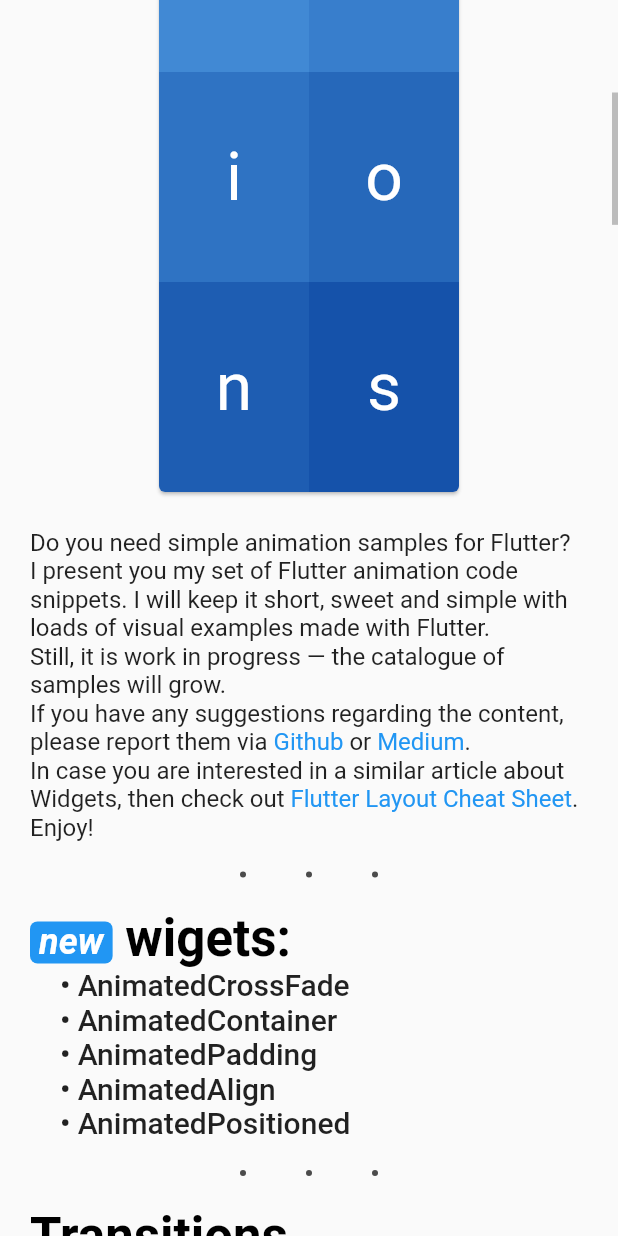
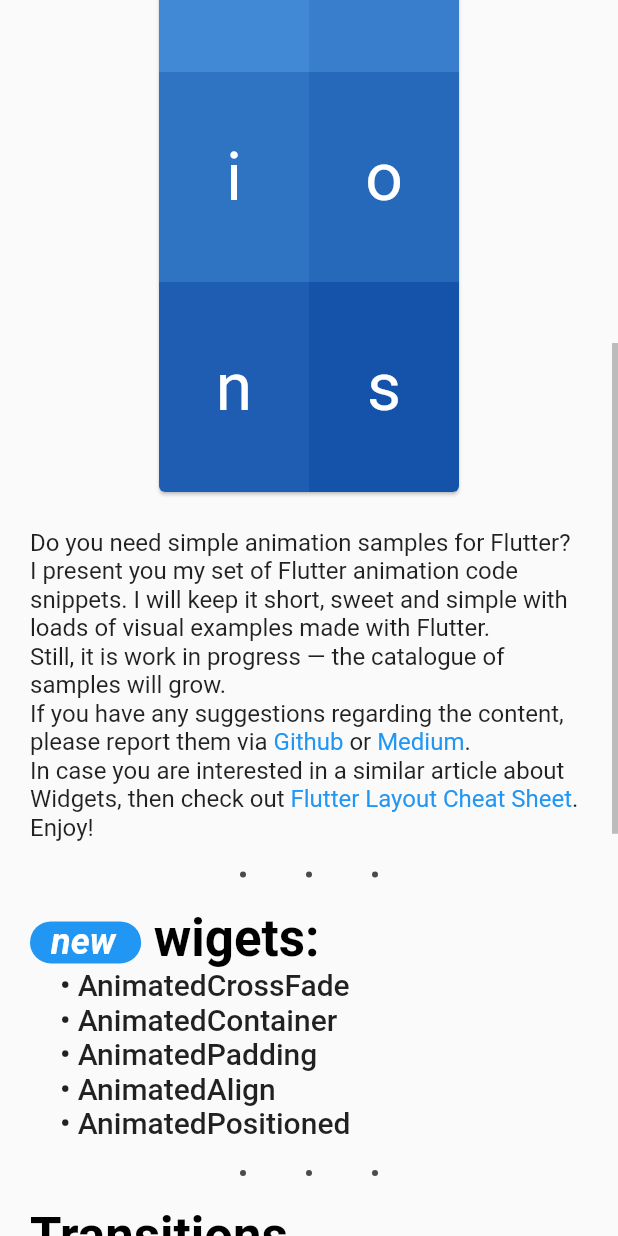
Before and after one commit to tomaszpolanski/flutter-animations, a Flutter app: the screen it shows after launch, scrolled down 576 dp, on a phone screen of 412 x 824 dp. Run offline on Flutter 3.47's test engine with Material 2 defaults, Android fonts, the phone set to English and light mode, and no system bars; missing offline and left inert: dart:html, flutter_web, flutter_web_ui; statements that could not run were skipped; project files that could hold a hidden picture were left out.

Commit message:
New label fix (#38)

```diff
--- a/lib/shared/ui/new_label.dart
+++ b/lib/shared/ui/new_label.dart
@@ -7,8 +7,10 @@
       padding: const EdgeInsets.symmetric(horizontal: 6),
       decoration: BoxDecoration(
         color: Theme.of(context).accentColor,
-        borderRadius: const BorderRadius.all(Radius.circular(5)),
+        borderRadius: const BorderRadius.all(Radius.circular(20)),
       ),
+      child: Padding(
+        padding: const EdgeInsets.only(left: 8, right: 11),
         child: Text(
           'new',
           style: Theme.of(context).textTheme.headline.copyWith(
@@ -17,6 +19,7 @@
                 fontStyle: FontStyle.italic,
               ),
         ),
+      ),
     );
   }
 }
```
Lines whose indentation alone changed are shown as unchanged.
